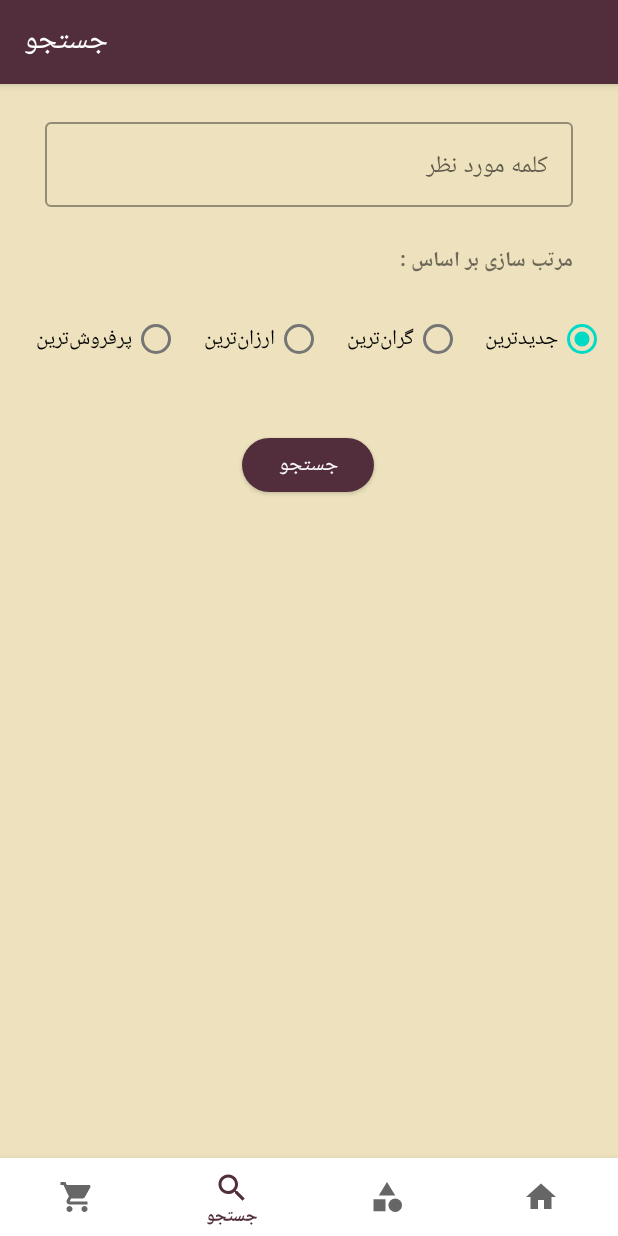
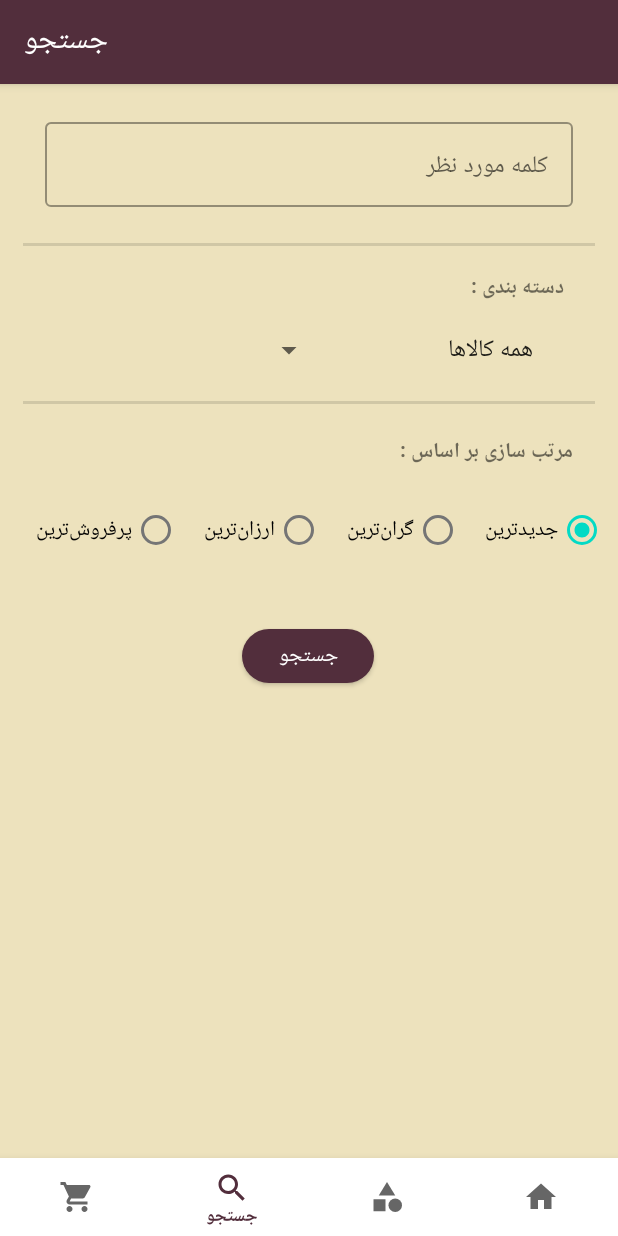
Before and after one commit to rezaee127/OnlineShop, an Android app: the screen it shows after launch (MainActivity), item 2 of the bottom bar chosen, on a phone screen of 412 x 824 dp. Run offline under Robolectric (Android 15) with nearby library versions, the phone set to English and light mode, and no system bars; our stand-ins replace Dagger/Hilt's generated code, navigation-ui; libraries missing offline, so code that uses them is left out: me.relex.circleindicator; pictures from the network do not load; 6 statements that could not run were skipped.

Commit message:
Filter search results by product category

```diff
--- a/app/build.gradle
+++ b/app/build.gradle
@@ -47,7 +47,7 @@ dependencies {
 
     implementation 'me.relex:circleindicator:2.1.6'
 
-    implementation 'com.google.android.material:material:<version>'
+    implementation 'com.google.android.material:material:1.6.1'
     implementation 'de.hdodenhof:circleimageview:3.1.0'
 
     //hilt
@@ -56,7 +56,7 @@ dependencies {
     kapt 'com.google.dagger:hilt-android-compiler:2.38.1'
 
 
-    implementation 'com.github.bumptech.glide:glide:4.12.0'
+    implementation 'com.github.bumptech.glide:glide:4.13.1'
     annotationProcessor 'com.github.bumptech.glide:compiler:4.12.0'
 
     implementation "com.squareup.okhttp3:logging-interceptor:4.7.2"
--- a/app/src/main/java/com/example/onlineshop/data/Repository.kt
+++ b/app/src/main/java/com/example/onlineshop/data/Repository.kt
@@ -39,8 +39,8 @@ class Repository @Inject constructor(private val remoteDataSource: RemoteDataSou
         return remoteDataSource.getRelatedProducts(str)
     }
 
-    suspend fun searchProducts(searchKey:String,orderBy: String,order: String):List<ProductsItem>{
-        return remoteDataSource.searchProducts(searchKey,orderBy,order)
+    suspend fun searchProducts(searchKey:String,orderBy: String,order: String,category: String):List<ProductsItem>{
+        return remoteDataSource.searchProducts(searchKey,orderBy,order,category)
     }
 
 
--- a/app/src/main/java/com/example/onlineshop/data/network/ApiService.kt
+++ b/app/src/main/java/com/example/onlineshop/data/network/ApiService.kt
@@ -1,7 +1,6 @@
 package com.example.onlineshop.data.network
 
 import com.example.onlineshop.model.*
-import retrofit2.Call
 import retrofit2.http.*
 
 
@@ -66,6 +65,7 @@ interface ApiService {
         @Query("search") searchKey: String,
         @Query("orderby") orderBy: String,
         @Query("order") order: String,
+        @Query("category") category: String,
         @QueryMap option: Map<String, String> = NetworkParams.getBaseOptions()
     ): List<ProductsItem>
 
@@ -84,41 +84,4 @@ interface ApiService {
     ): OrderItem
 
 
-    @GET("products" )
-    fun getProducts(
-        @Query("search") searchText: String?,
-        @Query("attribute") attribute: String?,
-        @Query("attribute_term") terms: String?,
-        @Query("per_page") perPage: Int,
-        @Query("page") numberOfPage: Int,
-        @Query("orderby") baseOn: String?,
-        @Query("order") order: String?
-    ):List<ProductsItem?>?
-
-    @GET("products" )
-    fun getProducts(
-        @Query("search") searchText: String?,
-        @Query("attribute") attribute: String?,
-        @Query("attribute_term") terms: String?,
-        @Query("per_page") perPage: Int,
-        @Query("page") numberOfPage: Int
-    ): List<ProductsItem?>?
-
-
-    @GET("products")
-    fun getProducts(
-        @Query("attribute") attribute: String?,
-        @Query("attribute_term") terms: String?,
-        @Query("per_page") perPage: Int,
-        @Query("page") numberOfPage: Int
-    ): List<ProductsItem?>?
-
-    @GET("products" )
-    fun searchProducts(
-        @Query("search") searchText: String?,
-        @Query("per_page") perPage: Int,
-        @Query("page") numberOfPage: Int
-    ): List<ProductsItem?>?
-
-
 }
--- a/app/src/main/java/com/example/onlineshop/ui/search/SearchFragment.kt
+++ b/app/src/main/java/com/example/onlineshop/ui/search/SearchFragment.kt
@@ -1,12 +1,14 @@
 package com.example.onlineshop.ui.search
 
 import android.os.Bundle
-import androidx.fragment.app.Fragment
 import android.view.LayoutInflater
 import android.view.View
 import android.view.ViewGroup
+import android.widget.AdapterView
+import android.widget.ArrayAdapter
 import android.widget.Toast
 import androidx.core.os.bundleOf
+import androidx.fragment.app.Fragment
 import androidx.fragment.app.viewModels
 import androidx.navigation.fragment.findNavController
 import com.example.onlineshop.R
@@ -17,8 +19,9 @@ import dagger.hilt.android.AndroidEntryPoint
 
 @AndroidEntryPoint
 class SearchFragment : Fragment() {
-    lateinit var binding:FragmentSearchBinding
-    val vModel:SearchViewModel by viewModels()
+    lateinit var binding: FragmentSearchBinding
+    val vModel: SearchViewModel by viewModels()
+    var category = ""
     override fun onCreate(savedInstanceState: Bundle?) {
         super.onCreate(savedInstanceState)
     }
@@ -40,7 +43,8 @@ class SearchFragment : Fragment() {
     }
 
     private fun initViews() {
-        requireActivity().title="جستجو"
+        requireActivity().title = "جستجو"
+        setCategorySpinner()
         binding.btnSearch.setOnClickListener {
             search()
         }
@@ -48,44 +52,88 @@ class SearchFragment : Fragment() {
     }
 
 
+    private fun search() {
+        var orderBy = "date"
+        var order = "desc"
+
+        when {
+            binding.rbBestselling.isChecked -> {
+                orderBy = "popularity"
+            }
+            binding.rbCheapest.isChecked -> {
+                orderBy = "price"
+                order = "asc"
+            }
+            binding.rbMostExpensive.isChecked -> {
+                orderBy = "price"
+            }
+        }
 
 
-
-    private fun search() {
-        var orderBy="date"
-        var order="desc"
-        when {
-            binding.rbBestselling.isChecked -> {
-                orderBy="popularity"
-            }
-            binding.rbCheapest.isChecked -> {
-                orderBy="price"
-                order="asc"
-            }
-            binding.rbMostExpensive.isChecked -> {
-                orderBy="price"
-            }
-        }
         if (binding.outlinedTextField.editText?.text.isNullOrBlank())
-            binding.outlinedTextField.editText?.error="یک کلمه وارد کنید"
-        else{
-            vModel.searchProducts(binding.outlinedTextField.editText?.text.toString(),orderBy,order)
+            binding.outlinedTextField.editText?.error = "یک کلمه وارد کنید"
+        else {
+            vModel.searchProducts(binding.outlinedTextField.editText?.text.toString(),
+                orderBy, order,category)
             checkConnectivity()
         }
     }
 
+    private fun setCategorySpinner() {
+        ArrayAdapter.createFromResource(
+            requireContext(),
+            R.array.category_array,
+            android.R.layout.simple_spinner_item
+        ).also { adapter ->
+            adapter.setDropDownViewResource(android.R.layout.simple_spinner_dropdown_item)
+            binding.categorySpinner.adapter = adapter
+        }
+
+        binding.categorySpinner.onItemSelectedListener = object : AdapterView.OnItemSelectedListener {
+            override fun onItemSelected(p0: AdapterView<*>?, p1: View?, p2: Int, p3: Long) {
+                val spinnerItem = p0?.getItemAtPosition(p2).toString()
+                category = when (spinnerItem) {
+                    "پوشاک زنانه" -> "63"
+                    "پوشاک مردانه" -> "64"
+                    "مد و پوشاک" -> "62"
+                    "کفش" -> "70"
+                    "کیف و کوله" -> "124"
+                    "فروش ویژه" -> "119"
+                    "دیجیتال" -> "52"
+                    "گوشی موبایل" -> "53"
+                    "ساعت و مچ بند هوشمند" -> "102"
+                    "کتاب و هنر" -> "76"
+                    "کتاب و مجلات" -> "79"
+                    "فیلم" -> "77"
+                    "سوپرمارکت" -> "81"
+                    "مواد پروتئینی" -> "82"
+                    "لبنیات" -> "86"
+                    "نوشیدنی ها" -> "95"
+                    "لوازم منزل" -> "129"
+                    "بهداشت" -> "121"
+                    else -> ""
+                }
+            }
+
+            override fun onNothingSelected(p0: AdapterView<*>?) {
+            }
+        }
+
+    }
+
+
 
     private fun checkConnectivity() {
-        vModel.status.observe(viewLifecycleOwner){
+        vModel.status.observe(viewLifecycleOwner) {
             when (it) {
                 ApiStatus.LOADING ->
-                    binding.pbLoading.visibility=View.VISIBLE
+                    binding.pbLoading.visibility = View.VISIBLE
                 ApiStatus.ERROR -> {
-                    binding.pbLoading.visibility=View.GONE
+                    binding.pbLoading.visibility = View.GONE
                     Toast.makeText(requireContext(), vModel.errorMessage, Toast.LENGTH_LONG).show()
                 }
                 else -> {
-                    binding.pbLoading.visibility=View.GONE
+                    binding.pbLoading.visibility = View.GONE
                     setAdapter()
                 }
             }
@@ -94,16 +142,16 @@ class SearchFragment : Fragment() {
 
 
     private fun setAdapter() {
-        val adapter= CategoryProductListAdapter {id -> goToDetailFragment(id)}
-        binding.rvSearch.adapter=adapter
-        vModel.listOfSearchedProduct.observe(viewLifecycleOwner){
-            if (it.isNullOrEmpty()){
+        val adapter = CategoryProductListAdapter { id -> goToDetailFragment(id) }
+        binding.rvSearch.adapter = adapter
+        vModel.listOfSearchedProduct.observe(viewLifecycleOwner) {
+            if (it.isNullOrEmpty()) {
                 Toast.makeText(requireContext(),"کالایی با این مشخصات یافت نشد", Toast.LENGTH_SHORT).show()
-            }else{
+            } else {
                 adapter.submitList(it)
-                binding.crSearch.visibility=View.GONE
-                binding.rvSearch.visibility=View.VISIBLE
-                binding.btnReturn.visibility=View.VISIBLE
+                binding.crSearch.visibility = View.GONE
+                binding.rvSearch.visibility = View.VISIBLE
+                binding.btnReturn.visibility = View.VISIBLE
             }
         }
     }
@@ -111,15 +159,15 @@ class SearchFragment : Fragment() {
 
     private fun buttonReturnClicked() {
         binding.btnReturn.setOnClickListener {
-            binding.crSearch.visibility=View.VISIBLE
-            binding.rvSearch.visibility=View.GONE
-            binding.btnReturn.visibility=View.GONE
+            binding.crSearch.visibility = View.VISIBLE
+            binding.rvSearch.visibility = View.GONE
+            binding.btnReturn.visibility = View.GONE
         }
     }
 
-    fun goToDetailFragment(id:Int){
-        val bundle= bundleOf("id" to id)
-        findNavController().navigate(R.id.action_searchFragment_to_detailFragment,bundle)
+    fun goToDetailFragment(id: Int) {
+        val bundle = bundleOf("id" to id)
+        findNavController().navigate(R.id.action_searchFragment_to_detailFragment, bundle)
     }
 
 }
--- a/app/src/main/java/com/example/onlineshop/ui/search/SearchViewModel.kt
+++ b/app/src/main/java/com/example/onlineshop/ui/search/SearchViewModel.kt
@@ -19,11 +19,11 @@ class SearchViewModel  @Inject constructor(private val repository: Repository):
     var listOfSearchedProduct=MutableLiveData<List<ProductsItem>>()
     var errorMessage=""
 
-    fun searchProducts(searchKey:String,orderBy: String,order: String):LiveData<List<ProductsItem>>{
+    fun searchProducts(searchKey:String,orderBy: String,order: String,category: String):LiveData<List<ProductsItem>>{
         viewModelScope.launch {
             status.value=ApiStatus.LOADING
             try {
-                listOfSearchedProduct.value=repository.searchProducts(searchKey,orderBy,order)
+                listOfSearchedProduct.value=repository.searchProducts(searchKey,orderBy,order,category)
                 status.value=ApiStatus.DONE
             }
             catch (e:retrofit2.HttpException){
--- a/app/src/main/res/layout/fragment_search.xml
+++ b/app/src/main/res/layout/fragment_search.xml
@@ -47,18 +47,68 @@
 
                 </com.google.android.material.textfield.TextInputLayout>
 
+                <View
+                    android:id="@+id/divider1"
+                    android:layout_width="match_parent"
+                    android:layout_height="2dp"
+                    android:layout_marginTop="24dp"
+                    android:layout_marginHorizontal="15dp"
+                    android:background="?android:attr/listDivider"
+                    app:layout_constraintEnd_toEndOf="parent"
+                    app:layout_constraintStart_toStartOf="parent"
+                    app:layout_constraintTop_toBottomOf="@id/outlinedTextField" />
+
+                <TextView
+                    android:id="@+id/tv1"
+                    android:layout_width="wrap_content"
+                    android:layout_height="wrap_content"
+                    android:layout_marginTop="16dp"
+                    android:text="دسته بندی :"
+                    android:textStyle="bold"
+                    app:layout_constraintEnd_toEndOf="parent"
+                    app:layout_constraintHorizontal_bias="0.898"
+                    app:layout_constraintStart_toStartOf="parent"
+                    app:layout_constraintTop_toBottomOf="@+id/divider1" />
+
+                <Spinner
+                    android:id="@+id/category_spinner"
+                    android:layout_width="wrap_content"
+                    android:layout_height="wrap_content"
+                    android:layout_marginHorizontal="30dp"
+                    android:layout_marginTop="16dp"
+                    android:layoutDirection="rtl"
+                    android:orientation="horizontal"
+                    app:layout_constraintEnd_toEndOf="parent"
+                    app:layout_constraintHorizontal_bias="0.12"
+                    app:layout_constraintStart_toStartOf="parent"
+                    app:layout_constraintTop_toBottomOf="@+id/tv1" />
+
+
+                <View
+                    android:id="@+id/divider2"
+                    android:layout_width="match_parent"
+                    android:layout_height="2dp"
+                    android:layout_marginHorizontal="15dp"
+                    android:layout_marginTop="20dp"
+                    android:background="?android:attr/listDivider"
+                    tools:layout_editor_absoluteX="1dp"
+                    tools:layout_editor_absoluteY="181dp"
+                    app:layout_constraintEnd_toEndOf="parent"
+                    app:layout_constraintStart_toStartOf="parent"
+                    app:layout_constraintTop_toBottomOf="@id/category_spinner"/>
+
 
                 <TextView
                     android:id="@+id/tv"
                     android:layout_width="wrap_content"
                     android:layout_height="wrap_content"
-                    android:layout_marginTop="24dp"
+                    android:layout_marginTop="20dp"
                     android:text="مرتب سازی بر اساس :"
                     android:textStyle="bold"
                     app:layout_constraintEnd_toEndOf="parent"
                     app:layout_constraintHorizontal_bias="0.898"
                     app:layout_constraintStart_toStartOf="parent"
-                    app:layout_constraintTop_toBottomOf="@+id/outlinedTextField" />
+                    app:layout_constraintTop_toBottomOf="@+id/divider2" />
 
                 <RadioGroup
                     android:id="@+id/rg"
@@ -119,6 +169,9 @@
                     app:layout_constraintHorizontal_bias="0.497"
                     app:layout_constraintStart_toStartOf="@+id/rg"
                     app:layout_constraintTop_toBottomOf="@+id/rg" />
+
+
+
             </androidx.constraintlayout.widget.ConstraintLayout>
 
             <androidx.recyclerview.widget.RecyclerView
--- /dev/null
+++ b/app/src/main/res/values/spinner.xml
@@ -0,0 +1,25 @@
+<?xml version="1.0" encoding="utf-8"?>
+<resources>
+
+    <string-array name="category_array">
+        <item>همه کالاها</item>
+        <item>پوشاک زنانه</item>
+        <item>پوشاک مردانه</item>
+        <item>مد و پوشاک</item>
+        <item>کفش</item>
+        <item>کیف و کوله</item>
+        <item>فروش ویژه</item>
+        <item>دیجیتال</item>
+        <item>گوشی موبایل</item>
+        <item>ساعت و مچ‌بندهوشمند</item>
+        <item>کتاب و هنر</item>
+        <item>کتاب و مجلات</item>
+        <item>فیلم</item>
+        <item>سوپرمارکت</item>
+        <item>مواد پروتئینی</item>
+        <item>لبنیات</item>
+        <item>نوشیدنی ها</item>
+        <item>لوازم منزل</item>
+        <item>بهداشت</item>
+    </string-array>
+</resources>
```
Also changed, not shown: app/src/main/java/com/example/onlineshop/data/RemoteDataSource.kt (+2 -6 lines).
